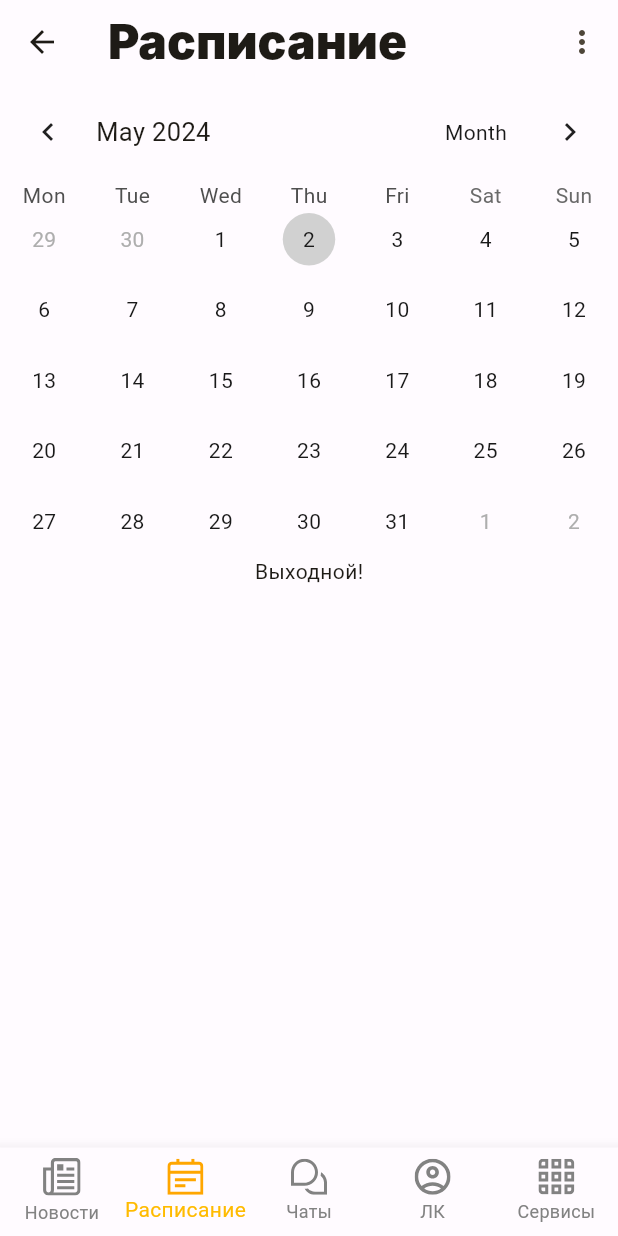
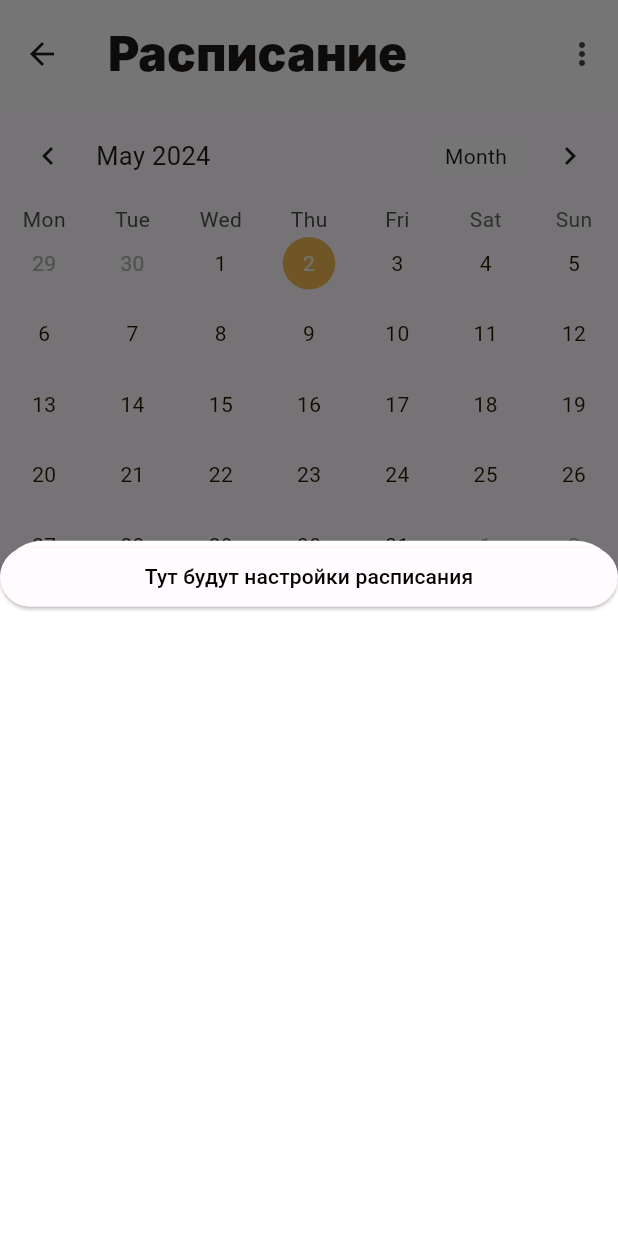
Before and after one commit to xander-07/IQJ, a Flutter app: the HomeScreen screen opened directly, item 2 of the bottom bar chosen, after a tap on the "more vert" icon, on a phone screen of 412 x 824 dp. Run offline on Flutter 3.47's test engine with Material 3 defaults, Android fonts, the phone set to English and light mode, and no system bars; drawn by our look-alikes of table_calendar; our stand-ins replace bloc, cloud_firestore, firebase_auth, firebase_core, flutter_bloc, flutter_linkify and 5 more; missing offline and left inert: dart:html; accounts and stored records are empty; network calls fail; Roboto replaces fonts that are missing (Inter); project files that could hold a hidden picture were left out.

Commit message:
IQJ-4 Исправлен внешний вид списка занятий в расписании

```diff
--- a/lib/features/schedule/data/fake_schedule.dart
+++ b/lib/features/schedule/data/fake_schedule.dart
@@ -13,7 +13,8 @@ Future<List<Day>> getSchedule() async {
 }
 
 final List<Day> schedule = [
-  WorkingDay( DateTime(2024, 1, 1),
+  WorkingDay(
+    DateTime(2024, 5, 1),
     lessons: [
       Lesson(
         name: "Физика",
@@ -51,7 +52,8 @@ final List<Day> schedule = [
       null,
     ],
   ),
-  WorkingDay( DateTime(2024, 1, 2),
+  WorkingDay(
+    DateTime(2024, 5, 2),
     lessons: [
       Lesson(
         name: "Физика",
@@ -89,31 +91,12 @@ final List<Day> schedule = [
       null,
     ],
   ),
-  WorkingDay(DateTime(2024, 4, 30),
-  lessons: [
-    Lesson(
-      name: 'Алгоритмы',
-      type: 'Практика',
-      classroom: 'A-220 (В-78)',
-      groups: ['ЭФБО-01-23'],
-      professor: 'Яковлев М. С.'
-
-    )
-  ]),
-  DayOff(DateTime(2024, 1, 4)),
-  DayOff(DateTime(2024, 1, 5)),
-  DayOff(DateTime(2024, 1, 6)),
-  DayOff(DateTime(2024, 1, 7)),
-  DayOff(DateTime(2024, 1, 8)),
-  DayOff(DateTime(2024, 1, 9)),
-  DayOff(DateTime(2024, 1, 10)),
-  DayOff(DateTime(2024, 1, 11)),
-  WorkingDay( DateTime(2024, 4, 26),
+    WorkingDay( DateTime(2024, 5, 3),
     lessons: [
       Lesson(
         name: "Физика",
         type: "Лекция",
-        classroom: "A-63 (МП-1)",
+        classroom: "A-15 (В-78)",
         groups: [
           "ЭФБО-01-23",
           "ЭФБО-02-23",
@@ -121,7 +104,7 @@ final List<Day> schedule = [
           "ЭФБО-04-23",
           "ЭФБО-05-23",
         ],
-        professor: "Я не помню",
+        professor: "Сафронов А. А.",
       ),
       Lesson(
         name: 'Физика',
@@ -146,4 +129,16 @@ final List<Day> schedule = [
       null,
     ],
   ),
+  WorkingDay(
+    DateTime(2024, 5, 30),
+    lessons: [
+      Lesson(
+        name: 'Алгоритмы',
+        type: 'Практика',
+        classroom: 'A-220 (В-78)',
+        groups: ['ЭФБО-01-23'],
+        professor: 'Яковлев М. С.',
+      ),
+    ],
+  ),
 ];
--- a/lib/features/schedule/domain/lesson.dart
+++ b/lib/features/schedule/domain/lesson.dart
@@ -1,6 +1,5 @@
 /*
 Базовая единица расписания - пара
-(по английски class, но во избижание путаницы назовем lesson),
 из пар будет складываться день
 */
 class Lesson {
--- a/lib/features/schedule/presentation/schedule_screen.dart
+++ b/lib/features/schedule/presentation/schedule_screen.dart
@@ -4,8 +4,6 @@ import 'package:iqj/features/schedule/presentation/bloc/schedule_bloc.dart';
 import 'package:iqj/features/schedule/presentation/bloc/schedule_event.dart';
 import 'package:iqj/features/schedule/presentation/widgets/calendar.dart';
 import 'package:iqj/features/schedule/presentation/widgets/lesson_list.dart';
-
-// Всю логику новостей нужно сесть и хорошо обдумать, прежде чем писать этот код
 
 class ScheduleScreen extends StatelessWidget {
   const ScheduleScreen({super.key});
@@ -16,20 +14,34 @@ class ScheduleScreen extends StatelessWidget {
       create: (context) => ScheduleBloc()..add(LoadSchedule()),
       child: Scaffold(
         appBar: AppBar(
+          backgroundColor: Theme.of(context).colorScheme.background,
+          scrolledUnderElevation: 0,
+          toolbarHeight: 72,
           title: Text(
             'Расписание',
             style: Theme.of(context).textTheme.titleLarge,
           ),
           actions: [
             IconButton(
-              onPressed: () => DoNothingAction(),
+              onPressed: () => showModalBottomSheet<void>(
+                backgroundColor: Theme.of(context).colorScheme.background,
+                context: context,
+                builder: (context) => ListView(
+                  children: [
+                    ElevatedButton(
+                      onPressed: () => DoNothingAction(),
+                      child: Text(
+                        'Тут будут настройки расписания',
+                        style: TextStyle(
+                          color: Theme.of(context).colorScheme.onBackground,
+                        ),
+                      ),
+                    ),
+                  ],
+                ),
+              ),
               icon: const Icon(Icons.more_vert),
             ),
-            // SvgPicture.asset(
-            //   'assets/schedule/dots.svg',
-            //   width: 4.17,
-            //   height: 16,
-            // ),
           ],
         ),
         body: ListView(
--- a/lib/features/schedule/presentation/widgets/calendar.dart
+++ b/lib/features/schedule/presentation/widgets/calendar.dart
@@ -47,24 +47,23 @@ class _CalendarState extends State<Calendar> {
       selectedDayPredicate: (DateTime date) {
         return isSameDay(selectedDay, date);
       }, // Проверка, является ли день выбранным
-      calendarStyle: const CalendarStyle(
+      calendarStyle: CalendarStyle(
         isTodayHighlighted: true, // Выделение сегодняшнего дня
         defaultDecoration: const BoxDecoration(
           shape: BoxShape.circle,
         ), // Декорация дня по умолчанию
-        selectedDecoration: BoxDecoration(
+        selectedDecoration: const BoxDecoration(
+          color: Color(0xaaEF9800),
+          shape: BoxShape.circle,
+        ), // Декорация выбранного дня
+        todayDecoration: const BoxDecoration(
           color: Color(0xFFD1D1D1),
           shape: BoxShape.circle,
-        ), // Декорация выбранного дня
-        selectedTextStyle: TextStyle(color: Color(0xFF191919)), // Стиль текста выбранного дня
-        todayDecoration: BoxDecoration(
-          color: Color(0xFFEF9800),
-          shape: BoxShape.circle,
-
         ),
-        todayTextStyle: TextStyle(color: Color(0xFF191919)), // Декорация сегодняшнего дня
-        defaultTextStyle: TextStyle(color: Color(0xFF191919)), // Стиль текста дня по умолчанию
-        weekendTextStyle: TextStyle(color: Color(0xFF191919)), // Стиль текста выходного дня
+        selectedTextStyle: const TextStyle(color: Color(0xFFF8F8F8)), // Стиль текста выбранного дня
+        todayTextStyle: TextStyle(color: Theme.of(context).colorScheme.onPrimaryContainer), // Декорация сегодняшнего дня
+        defaultTextStyle: TextStyle(color: Theme.of(context).colorScheme.onPrimaryContainer), // Стиль текста дня по умолчанию
+        weekendTextStyle: TextStyle(color: Theme.of(context).colorScheme.onPrimaryContainer), // Стиль текста выходного дня
         weekendDecoration: BoxDecoration(
           shape: BoxShape.circle,
         ), // Декорация выходного дня
@@ -76,8 +75,8 @@ class _CalendarState extends State<Calendar> {
           color: Theme.of(context).colorScheme.background,
           borderRadius: BorderRadius.circular(5.0),
         ),
-        formatButtonTextStyle: const TextStyle(
-          color: Color(0xFF191919),
+        formatButtonTextStyle: TextStyle(
+          color: Theme.of(context).colorScheme.onSurface,
         ),
       ),
     );
--- a/lib/features/schedule/presentation/widgets/lesson_card.dart
+++ b/lib/features/schedule/presentation/widgets/lesson_card.dart
@@ -1,4 +1,5 @@
 import 'package:flutter/material.dart';
+import 'package:flutter/widgets.dart';
 import 'package:iqj/features/schedule/domain/lesson.dart';
 
 // TODO: Доделать, очевидно :/
@@ -15,6 +16,7 @@ class LessonCard extends StatelessWidget {
   Widget build(BuildContext context) {
     return Card(
       color: Theme.of(context).colorScheme.onInverseSurface,
+      surfaceTintColor: Colors.transparent,
       child: Padding(
         padding: const EdgeInsets.symmetric(horizontal: 11, vertical: 8),
         child: Column(
@@ -83,7 +85,10 @@ class LessonCard extends StatelessWidget {
                 ),
               ],
             ),
-            Divider(color: Theme.of(context).colorScheme.outline),
+            Divider(
+              color:
+                  Theme.of(context).colorScheme.inverseSurface.withAlpha(144),
+            ),
             // MARK: Нижние строки
             Row(
               crossAxisAlignment: CrossAxisAlignment.end,
@@ -97,7 +102,7 @@ class LessonCard extends StatelessWidget {
                       fontFamily: 'Inter',
                       fontSize: 12,
                       fontWeight: FontWeight.w600,
-                      color: Color(0xFF191919)
+                      color: Theme.of(context).colorScheme.inverseSurface,
                     ),
                     children: [
                       TextSpan(
@@ -125,7 +130,7 @@ class LessonCard extends StatelessWidget {
                       fontFamily: 'Inter',
                       fontSize: 12,
                       fontWeight: FontWeight.w600,
-                      color: Color(0xFF191919)
+                      color: Theme.of(context).colorScheme.inverseSurface,
                     ),
                     children: [
                       TextSpan(
@@ -153,31 +158,32 @@ class EmptyLessonCard extends StatelessWidget {
   Widget build(BuildContext context) {
     return Card(
       color: Theme.of(context).colorScheme.onInverseSurface,
+      surfaceTintColor: Colors.transparent,
       child: Padding(
         padding: const EdgeInsets.all(8.0),
-        child: Align(
-          alignment: Alignment.centerRight,
-          child: Column(
-            crossAxisAlignment: CrossAxisAlignment.end,
+        child: Stack(
           children: [
             Text(
-                "${index + 1} пара",
-                style: const TextStyle(
+              '${index + 1} пара',
+              style: TextStyle(
                 fontFamily: 'Inter',
+                fontSize: 20,
                 fontWeight: FontWeight.w700,
-                  fontSize: 12,
+                color:
+                    Theme.of(context).colorScheme.onBackground.withAlpha(176),
               ),
             ),
-              Text(
+            Align(
+              alignment: Alignment.bottomRight,
+              child: Text(
                 _lessonTime[index],
-                style: const TextStyle(
-                  fontFamily: 'Inter',
-                  fontWeight: FontWeight.w400,
-                  fontSize: 12,
+                style: TextStyle(
+                  color:
+                      Theme.of(context).colorScheme.onBackground.withAlpha(140),
+                ),
               ),
             ),
           ],
-          ),
         ),
       ),
     );
--- a/lib/theme/color_schemes.dart
+++ b/lib/theme/color_schemes.dart
@@ -18,7 +18,7 @@ const lightColorScheme = ColorScheme(
   errorContainer: Color(0xFFFFDAD6),
   onError: Color(0xFFFFFFFF),
   onErrorContainer: Color(0xFF410002),
-  background: Color(0xFFFFFBFF),
+  background: Color(0xFFFFFFFF),
   onBackground: Colors.black,
   surface: Color(0xFFFFFBFF),
   onSurface: Color(0xFF1E1B16),
```
Lines whose indentation alone changed are shown as unchanged.
